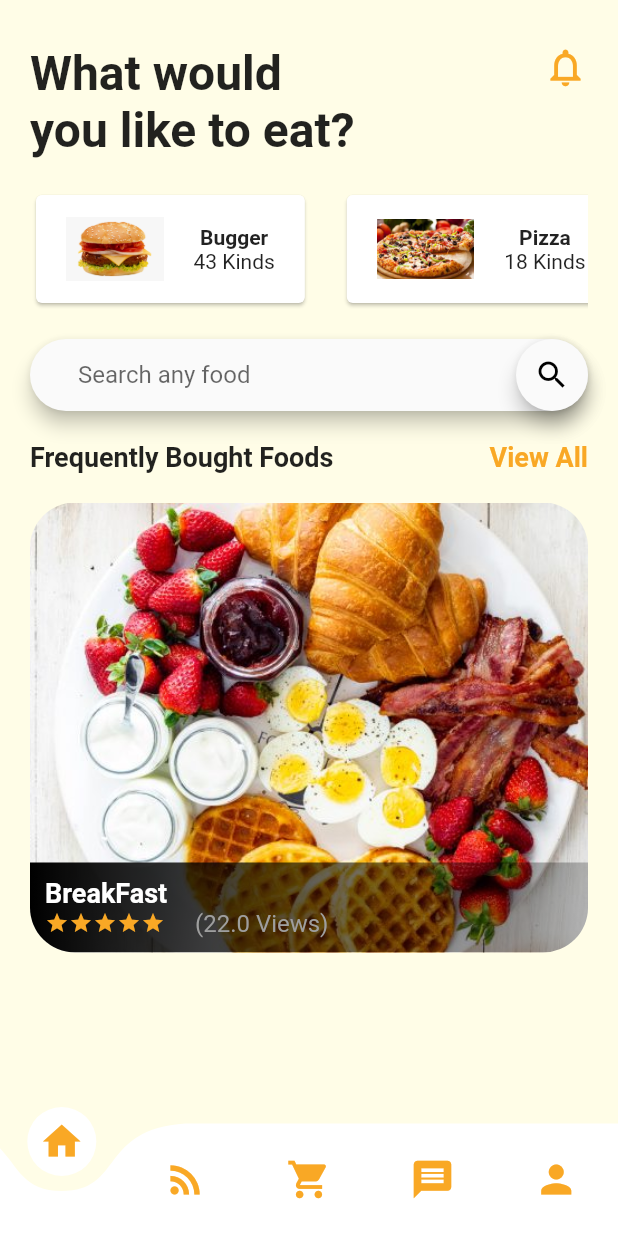
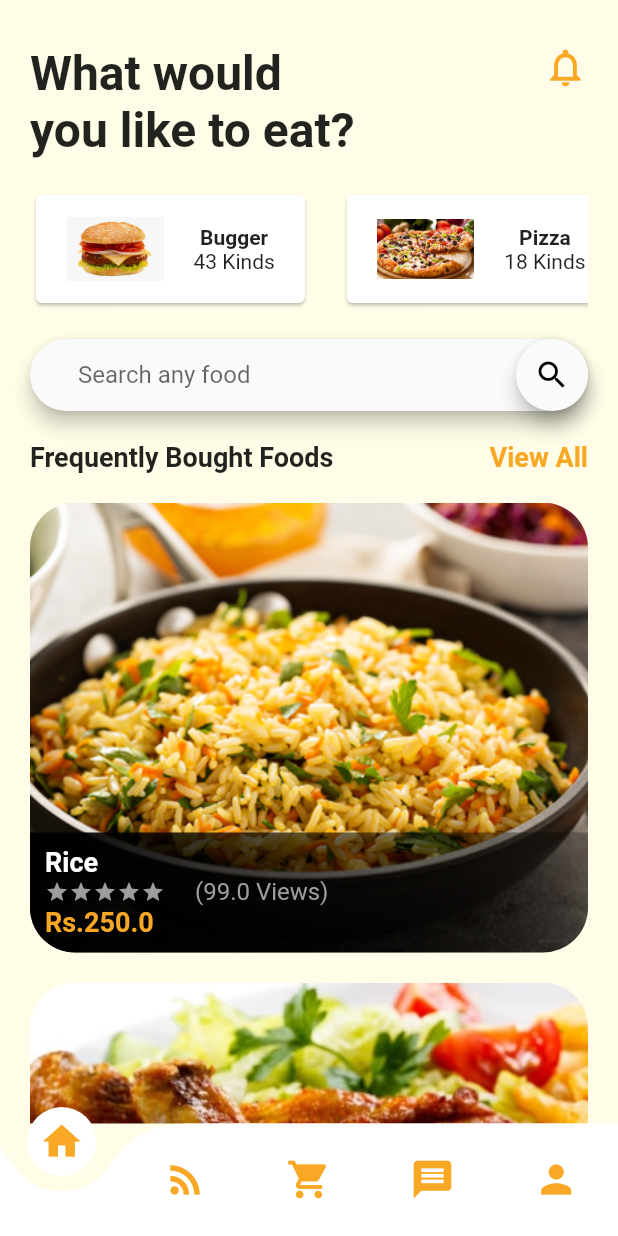
Before and after one commit to GayanPerera95/Food-Delivery-App, a Flutter app: the screen it shows after launch, on a phone screen of 412 x 824 dp. Run offline on Flutter 3.47's test engine with Material 2 defaults, Android fonts, the phone set to English and light mode, and no system bars; drawn by our look-alikes of curved_navigation_bar.

```diff
--- a/lib/Screens/DashBoard/home_screen.dart
+++ b/lib/Screens/DashBoard/home_screen.dart
@@ -4,12 +4,12 @@ import 'package:food_delivery/Screens/DashBoard/account.dart';
 import 'package:food_delivery/Screens/DashBoard/cart.dart';
 import 'package:food_delivery/Screens/DashBoard/chat.dart';
 import 'package:food_delivery/Screens/DashBoard/feed.dart';
+import 'package:food_delivery/Screens/Data/food_data.dart';
 import 'package:food_delivery/Screens/Widgets/bought_foods.dart';
 import 'package:food_delivery/Screens/Widgets/food_category.dart';
 import 'package:food_delivery/Screens/Widgets/home_top_info.dart';
 import 'package:food_delivery/Screens/Widgets/search_feild.dart';
 import 'package:food_delivery/constants.dart';
-
 
 class HomeScreen extends StatefulWidget {
   @override
@@ -17,6 +17,7 @@ class HomeScreen extends StatefulWidget {
 }
 
 class _HomeScreenState extends State<HomeScreen> {
+  List<Food> _foods = foods;
 
   @override
   Widget build(BuildContext context) {
@@ -27,33 +28,37 @@ class _HomeScreenState extends State<HomeScreen> {
           HomeTopInfo(),
           FoodCategory(),
           SearchField(),
-          SizedBox(height: 20.0,),
+          SizedBox(
+            height: 20.0,
+          ),
           Row(
-            mainAxisAlignment:  MainAxisAlignment.spaceBetween,
+            mainAxisAlignment: MainAxisAlignment.spaceBetween,
             children: <Widget>[
-              Text("Frequently Bought Foods",
+              Text(
+                "Frequently Bought Foods",
                 style: TextStyle(
                   fontSize: 18.0,
                   fontWeight: FontWeight.bold,
                 ),
               ),
               GestureDetector(
-                onTap: (){},
-
-              child:Text("View All",
+                onTap: () {},
+                child: Text(
+                  "View All",
                   style: TextStyle(
                       fontSize: 18.0,
                       fontWeight: FontWeight.bold,
-                 color: kPromaryColour
-               ),
+                      color: kPromaryColour),
                 ),
               )
             ],
           ),
-          SizedBox(height: 20.0,),
-          Container(
-            child: BoughtFoods(),
-          )
+          SizedBox(
+            height: 20.0,
+          ),
+          Column(
+            children: _foods.map(_buildFoodItems).toList(),
+          ),
         ],
       ),
 
@@ -99,4 +104,20 @@ class _HomeScreenState extends State<HomeScreen> {
       // body: screen[selectedIndex]
     );
   }
+
+  Widget _buildFoodItems(Food food) {
+    return Container(
+      margin: EdgeInsets.only(bottom: 20.0),
+      child: BoughtFoods(
+        id: food.id,
+        name : food.name,
+        imagePath: food.imagePath,
+        category: food.category,
+        price: food.price,
+        discount: food.discount,
+        ratings: food.ratings
+      ),
+
+    );
   }
+}
--- /dev/null
+++ b/lib/Screens/Data/food_data.dart
@@ -0,0 +1,45 @@
+class Food {
+  final String id;
+  final String name;
+  final String imagePath;
+  final String category;
+  final double price;
+  final double discount;
+  final double ratings;
+
+  Food(
+      {this.id,
+      this.name,
+      this.imagePath,
+      this.category,
+      this.price,
+      this.discount,
+      this.ratings});
+}
+
+final foods = [
+  Food(
+      id: "1",
+      name: "Rice",
+      imagePath: "assets/images/rice.jpg",
+      category: "1",
+      price: 250.0,
+      discount: 10.5,
+      ratings: 99.0),
+  Food(
+      id: "2",
+      name: "Chicken",
+      imagePath: "assets/images/chicken.jpg",
+      category: "1",
+      price: 100.0,
+      discount: 8.4,
+      ratings: 98.0),
+  Food(
+      id: "3",
+      name: "Salad",
+      imagePath: "assets/images/salad.jpg",
+      category: "2",
+      price: 125.0,
+      discount: 12.25,
+      ratings: 97.0),
+];
--- a/lib/Screens/Widgets/bought_foods.dart
+++ b/lib/Screens/Widgets/bought_foods.dart
@@ -3,6 +3,23 @@ import 'package:flutter/material.dart';
 import 'package:food_delivery/constants.dart';
 
 class BoughtFoods extends StatefulWidget {
+  final String id;
+  final String name;
+  final String imagePath;
+  final String category;
+  final double price;
+  final double discount;
+  final double ratings;
+
+  BoughtFoods(
+      {this.id,
+      this.name,
+      this.imagePath,
+      this.category,
+      this.price,
+      this.discount,
+      this.ratings});
+
   @override
   _BoughtFoodsState createState() => _BoughtFoodsState();
 }
@@ -18,13 +35,13 @@ class _BoughtFoodsState extends State<BoughtFoods> {
           height: 300.0,
           width: 430.0,
 
-          child: Image.asset("assets/images/breakfast.jpg", fit: BoxFit.cover),
+          child: Image.asset(widget.imagePath, fit: BoxFit.cover),
         ),
         Positioned(
          left: 0.0,
          bottom: 0.0,
          child:Container(
-          height: 60.0,
+          height: 80.0,
           width: 430.0,
           decoration: BoxDecoration(
             gradient: LinearGradient(
@@ -46,7 +63,7 @@ class _BoughtFoodsState extends State<BoughtFoods> {
                crossAxisAlignment: CrossAxisAlignment.start,
 
            children: <Widget>[
-            Text("BreakFast",
+            Text(widget.name,
               style: TextStyle(
               color: Colors.white,
               fontSize: 18.0,
@@ -56,13 +73,13 @@ class _BoughtFoodsState extends State<BoughtFoods> {
 
            Row(
             children: <Widget>[
-              Icon(Icons.star, color: kPromaryColour,size: 16.0,),
-              Icon(Icons.star, color: kPromaryColour,size: 16.0,),
-              Icon(Icons.star, color: kPromaryColour,size: 16.0,),
-              Icon(Icons.star, color: kPromaryColour,size: 16.0,),
-              Icon(Icons.star, color: kPromaryColour,size: 16.0,),
+              Icon(Icons.star, color: Colors.grey,size: 16.0,),
+              Icon(Icons.star, color: Colors.grey,size: 16.0,),
+              Icon(Icons.star, color: Colors.grey,size: 16.0,),
+              Icon(Icons.star, color: Colors.grey,size: 16.0,),
+              Icon(Icons.star, color: Colors.grey,size: 16.0,),
               SizedBox(width: 20.0,),
-              Text("(22.0 Views)",
+              Text("(" + widget.ratings.toString()+" Views)",
               style: TextStyle(
                 color: Colors.grey,
                 fontSize: 16.0,
@@ -70,13 +87,24 @@ class _BoughtFoodsState extends State<BoughtFoods> {
                  ),
                 ],
               ),
-
+            Column(
+            children: <Widget>[
+              Text("Rs." + widget.price.toString(),
+              style: TextStyle(
+                fontWeight: FontWeight.bold,
+                color: kPromaryColour,
+                fontSize: 18.0
+              ),
+              )
+            ],
+          )
             ],
           ),
-
           ]
           ),
+
         ),
+
       ]
     ),
     );
--- a/pubspec.yaml
+++ b/pubspec.yaml
@@ -30,3 +30,6 @@ flutter:
     - assets/images/bugger.png
     - assets/images/pizza.jpg
     - assets/images/breakfast.jpg
+    - assets/images/chicken.jpg
+    - assets/images/rice.jpg
+    - assets/images/salad.jpg
```
Also changed, not shown: assets/images/chicken.jpg (added), assets/images/rice.jpg (added), assets/images/salad.jpg (added). Lines whose indentation alone changed are shown as unchanged.
